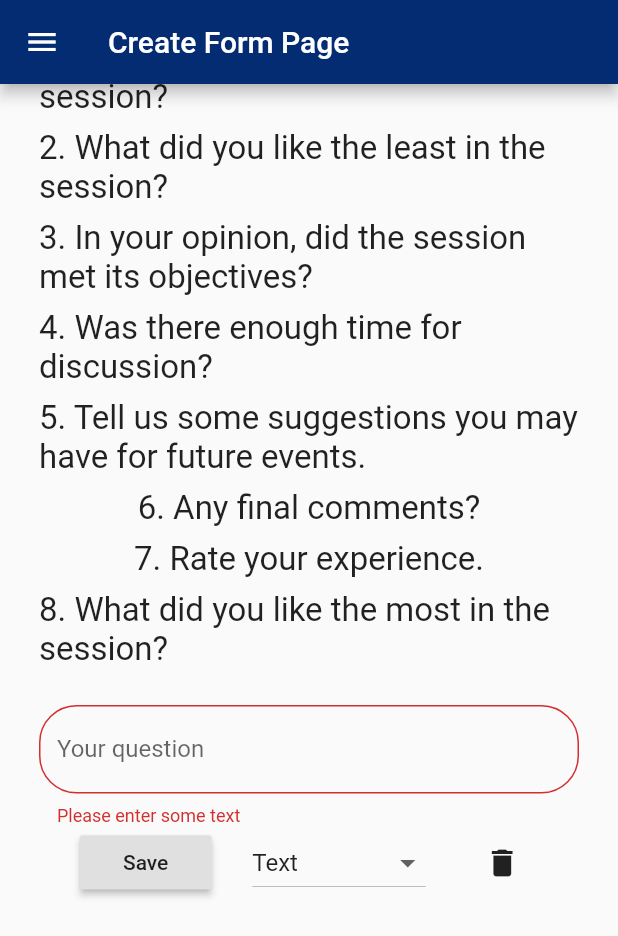
After one commit to softeng-feup/open-cx-pavilion-inc, a Flutter app: the CreateFormPage screen opened directly, scrolled down 56 dp, after a tap on "Add question", after a tap on "Save", on a phone screen of 412 x 824 dp. The commit adds this screen. Shown: the top 936 px of the screen. Run offline on Flutter 3.47's test engine with Material 2 defaults, Android fonts, the phone set to English and light mode, and no system bars; missing offline and left inert: dart:ffi.

Commit message:
juntei os dois branches a mão
Ainda não estão dinamicos , isto é ir buscar o form para uma certa talk

```diff
--- /dev/null
+++ b/feedfheconference/lib/View/Screens/createForm.dart
@@ -0,0 +1,314 @@
+import 'package:flutter/material.dart';
+import '../../Model/db.dart';
+import './common.dart';
+// Create a Form widget.
+
+class CreateFormPage extends StatefulWidget {
+  final String title = 'Create Form Page';
+
+  @override
+  CreateFormPageState createState() {
+    return CreateFormPageState();
+  }
+}
+
+List<Widget> listMyWidgets(var context){
+  @override
+  List<Widget> widgetsList = new List();
+
+  for (int i = 0; i < db.formQuestionList.length; i++) {
+    widgetsList.add(QuestionText(db.formQuestionList[i].questionText, i+1));
+  }
+
+  widgetsList.add(Padding(
+    padding: const EdgeInsets.symmetric(vertical: 16.0),
+    child: Center(
+      child: Column(
+        children: <Widget>[
+          AddQuestionText(widgetsList)
+        ],
+      )
+    )
+  ));
+
+  return widgetsList;
+}
+
+
+class QuestionText extends StatelessWidget {
+  final String questionText;
+  final int index;
+
+  QuestionText(this.questionText, this.index);
+  @override
+  Widget build(BuildContext context) {
+    return Container(
+        child: Text(
+          index.toString() + ". " + questionText,
+          style: TextStyle(fontSize: 22),
+        ),
+        margin: const EdgeInsets.only(bottom: 8.0)
+      //color: Colors.blue[100],
+    );
+  }
+}
+
+class AddQuestionText extends StatefulWidget {
+  List<Widget> widgetsList;
+
+  AddQuestionText(this.widgetsList);
+
+  @override
+  State<StatefulWidget> createState() {
+    return _AddQuestionTextState(widgetsList);
+  }
+}
+
+class _AddQuestionTextState extends State<AddQuestionText> {
+  List<Widget> widgetsList;
+  static final _formKey = GlobalKey<FormState>();
+  bool _saveQuestionVisible = false;
+  bool _saveFormVisible = true;
+  String questionText;
+  String dropdownValue = 'Text';
+
+  _AddQuestionTextState(this.widgetsList);
+
+  @override
+  Widget build(BuildContext context) {
+    return Form(
+      key: _formKey,
+      child: Column(
+          children: <Widget>[
+            Visibility(
+              visible: _saveQuestionVisible,
+              child: TextFormField(
+                validator: (value) {
+                  if (value.isEmpty) {
+                    return 'Please enter some text';
+                  }
+                  return null;
+                },
+                onChanged: (value) => questionText = value,
+                minLines: 1,
+                maxLines: 4,
+                decoration: new InputDecoration(
+                  labelText: "Your question",
+                  fillColor: Colors.white,
+                  border: new OutlineInputBorder(
+                    borderRadius: new BorderRadius.circular(25.0),
+                    borderSide: new BorderSide(),
+                  ),
+                  //fillColor: Colors.green
+                ),
+              )
+            ),
+            Visibility(
+              visible: _saveQuestionVisible,
+              child: Row(
+                mainAxisAlignment: MainAxisAlignment.spaceEvenly,
+                children: <Widget>[
+                  RaisedButton(
+                      onPressed: () {
+                        if (_formKey.currentState.validate()) {
+                          //db.questions.add(Question(QuestionType.textBox, questionText, null));
+                          //widgetsList.add(QuestionText(db.questions[widgetsList.length].questionText, widgetsList.length));
+                          setState(() {
+                            _saveQuestionVisible = false;
+                            _saveFormVisible = true;
+                          });
+                        }
+                      },
+                      child: Text('Save')
+                  ),
+                  DropdownButton<String>(
+                    value: dropdownValue,
+                    icon: Icon(Icons.arrow_drop_down),
+                    iconSize: 24,
+                    elevation: 16,
+                    onChanged: (String newValue) {
+                      setState(() {
+                        dropdownValue = newValue;
+                      });
+                    },
+                    items: <String>['Text', 'Radio Button', 'Checkbox']
+                        .map<DropdownMenuItem<String>>((String value) {
+                      return DropdownMenuItem<String>(
+                        value: value,
+                        child: Text(value),
+                      );
+                    })
+                        .toList(),
+                  ),
+                  IconButton(
+                      onPressed: () {
+                        setState(() {
+                          _saveQuestionVisible = false;
+                          _saveFormVisible = true;
+                        });
+                  }, icon: Icon(Icons.delete))
+                ],
+              )
+            ),
+            Visibility(
+              visible: _saveFormVisible,
+              child: Column(
+                children: <Widget>[
+                  RaisedButton(
+                    onPressed: () {
+                      // Validate returns true if the form is valid, or false
+                      // otherwise.
+                      setState(() {
+                        _saveQuestionVisible = true;
+                        _saveFormVisible = false;
+                      });
+                    },
+                    child: Text('Add question'),
+                  ),
+                  RaisedButton(
+                    onPressed: () {
+                      // Validate returns true if the form is valid, or false
+                      // otherwise.
+                    },
+                    child: Text('Save'),
+                  )
+                ],
+              )
+            )
+      ])
+    );
+  }
+}
+
+class AnswerBox extends StatefulWidget {
+  QuestionType type;
+  List questionSubText;
+
+  AnswerBox(this.type, this.questionSubText);
+
+  @override
+  State<StatefulWidget> createState() => _AnswerBoxState(this.type, this.questionSubText);
+}
+
+class _AnswerBoxState extends State<AnswerBox> {
+  QuestionType type;
+  List questionSubText;
+  int _radioValue = -1;
+  List _checkBoxValues = new List();
+
+  _AnswerBoxState(this.type, this.questionSubText);
+
+  Widget answerBox(QuestionType type, List questionSubText) {
+    if (type == QuestionType.textBox) {
+      return TextFormField(
+        validator: (value) {
+          if (value.isEmpty) {
+            return 'Please enter some text';
+          }
+          return null;
+        },
+        minLines: 1,
+        maxLines: 4,
+        decoration: new InputDecoration(
+          labelText: "Your answer",
+          fillColor: Colors.white,
+          border: new OutlineInputBorder(
+            borderRadius: new BorderRadius.circular(25.0),
+            borderSide: new BorderSide(),
+          ),
+          //fillColor: Colors.green
+        ),
+      );
+    } else if (type == QuestionType.radioButton) {
+      return Column(
+        children: List.generate(questionSubText.length, (index) {
+          return ListTile(
+              title: Text(questionSubText[index]),
+              leading: Radio(
+                  value: index,
+                  groupValue: _radioValue,
+                  onChanged: (int e) => setState(() {_radioValue = e;}))
+          );
+        }),
+      );
+    } else if (type == QuestionType.checkBox) {
+      return Column(
+        children: List.generate(questionSubText.length, (index) {
+          _checkBoxValues.add(false);
+
+          return ListTile(
+              title: Text(questionSubText[index]),
+              leading: Checkbox(
+                  value: _checkBoxValues[index],
+                  onChanged: (bool e) => setState(() {_checkBoxValues[index] = e;}))
+          );
+        }),
+      );
+    }
+  }
+
+  @override
+  Widget build(BuildContext context) {
+
+    return Container(
+        child: answerBox(this.type, this.questionSubText),
+        margin: const EdgeInsets.only(bottom: 18.0)
+      //color: Colors.blue[200],
+    );
+  }
+}
+
+// Create a corresponding State class.
+// This class holds data related to the form.
+class CreateFormPageState extends State<CreateFormPage>
+    with SingleTickerProviderStateMixin {
+  TabController _tabController;
+  ScrollController _scrollViewController;
+
+  @override
+  Widget build(BuildContext context) {
+    // Build a Form widget using the _formKey created above.
+    return DefaultTabController(
+      // Added
+        length: 1, // Added
+        initialIndex: 0, //Added
+        child: Scaffold(
+          body: buildCreateFormPage(context, _tabController, _scrollViewController, widget.title),
+          drawer: sideDrawer(context), // Passed BuildContext in function.
+        ));
+  }
+}
+
+NestedScrollView buildCreateFormPage(
+    BuildContext context,
+    TabController _tabController,
+    ScrollController _scrollViewController,
+    String title) {
+  return new NestedScrollView(
+    controller: _scrollViewController,
+    headerSliverBuilder: (BuildContext context, bool innerBoxIsScrolled) {
+      return <Widget>[
+        new SliverAppBar(
+          title: new Text(title),
+          pinned: true,
+          floating: true,
+          snap: true,
+          forceElevated: innerBoxIsScrolled,
+        ),
+      ];
+    },
+    body: new Scaffold(
+      body: Container(
+            margin: const EdgeInsets.all(20.0),
+            //color: Colors.amber[600],
+            child: SingleChildScrollView(
+                padding: const EdgeInsets.all(6),
+                child: new Column(
+                    children: listMyWidgets(context)
+                )
+
+
+            )),
+      ),
+  );
+}
```
Also changed, not shown: feedfheconference/lib/View/Screens/talk.dart (+31 -6 lines).
